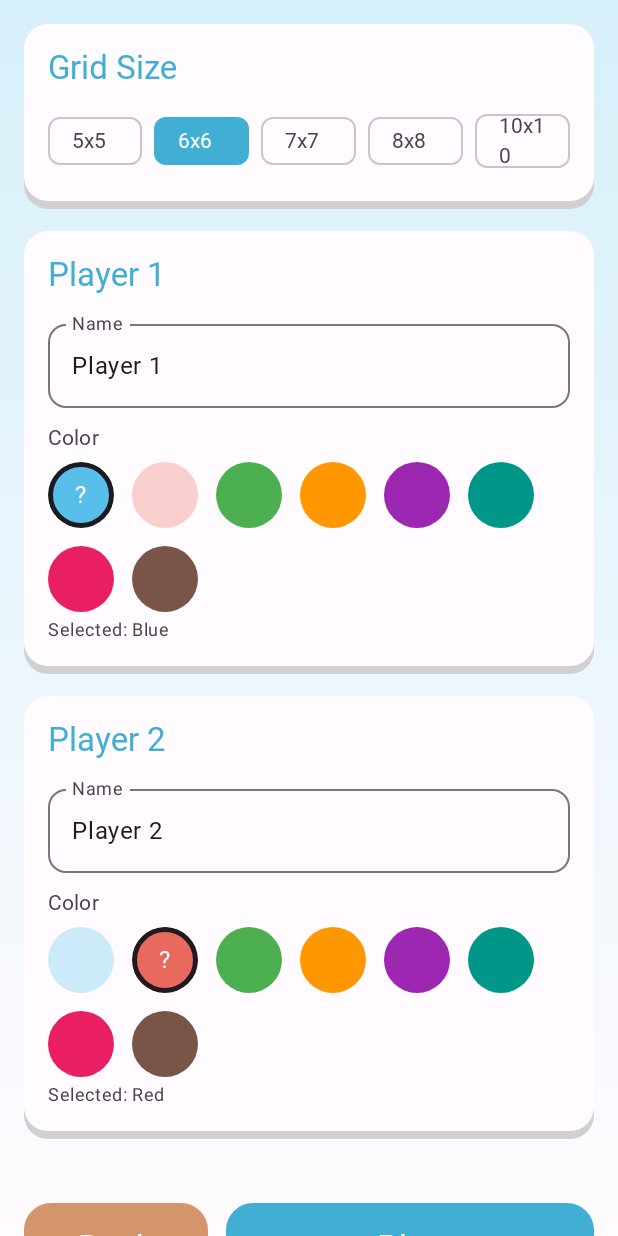
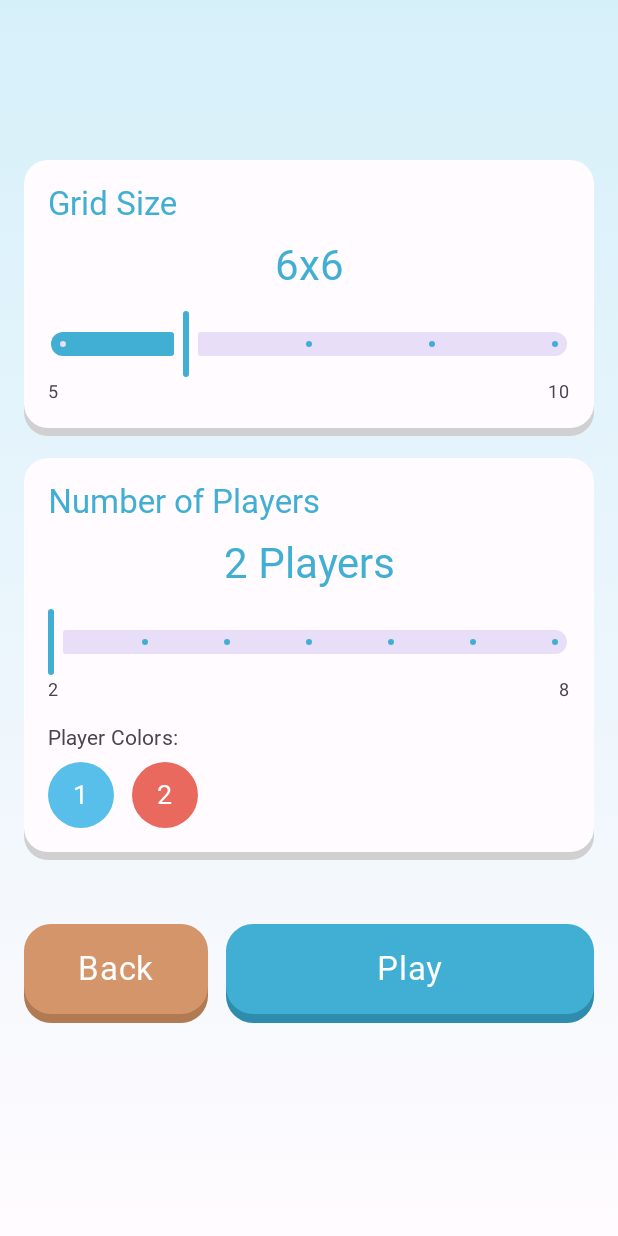
Before and after one commit to blueedgetechno/chainreaction, an Android app built with Jetpack Compose: the composable GameSetupScreen shown on its own in the app's theme, after a tap on "Play", on a phone screen of 412 x 824 dp. Run offline under Robolectric (Android 15) with nearby library versions, the phone set to English and light mode, and no system bars; Roboto replaces fonts that are not available here; 2 statements that could not run were skipped.

Commit message:
Update GameSetupScreen: sliders for grid size and player count, remove custom names
Co-authored-by: blueedgetechno <54899800+blueedgetechno@users.noreply.github.com>

```diff
--- a/app/src/main/java/com/blueedge/chainreaction/ui/screens/GameSetupScreen.kt
+++ b/app/src/main/java/com/blueedge/chainreaction/ui/screens/GameSetupScreen.kt
@@ -83,18 +83,8 @@ fun GameSetupScreen(
     onBack: () -> Unit
 ) {
     var localGridSize by remember { mutableIntStateOf(GameConfig.gridSize) }
-    var player1Name by remember { mutableStateOf(GameConfig.player1Name) }
-    var player1ColorIndex by remember { mutableIntStateOf(GameConfig.player1ColorIndex) }
-    var player2Name by remember { mutableStateOf(GameConfig.player2Name) }
-    var player2ColorIndex by remember { mutableIntStateOf(GameConfig.player2ColorIndex) }
+    var numPlayers by remember { mutableIntStateOf(2) }  // New: number of players (2-8)
     var botDifficulty by remember { mutableStateOf(GameConfig.botDifficulty) }
-
-    // Auto-adjust player 2 color if it conflicts with player 1
-    LaunchedEffect(player1ColorIndex) {
-        if (player2ColorIndex == player1ColorIndex) {
-            player2ColorIndex = (player1ColorIndex + 1) % PlayerColors.size
-        }
-    }
 
     Column(
         modifier = Modifier
@@ -113,63 +103,32 @@ fun GameSetupScreen(
         horizontalAlignment = Alignment.CenterHorizontally
     ) {
         if (gameMode == GameMode.LOCAL_MULTIPLAYER) {
-            // Grid Size Section
+            // Grid Size Section - now a slider
             SectionCard(title = "Grid Size") {
-                GridSizeSelector(
+                GridSizeSlider(
                     selectedSize = localGridSize,
                     onSizeSelected = { localGridSize = it }
                 )
             }
 
-            // Player 1 Section
-            SectionCard(title = "Player 1") {
-                OutlinedTextField(
-                    value = player1Name,
-                    onValueChange = { player1Name = it },
-                    label = { Text("Name") },
-                    modifier = Modifier.fillMaxWidth(),
-                    singleLine = true,
-                    shape = RoundedCornerShape(12.dp)
+            // Number of Players Section - slider with color preview
+            SectionCard(title = "Number of Players") {
+                PlayerCountSlider(
+                    numPlayers = numPlayers,
+                    onPlayersChanged = { numPlayers = it }
                 )
-                Spacer(modifier = Modifier.height(12.dp))
-                Text(
-                    text = "Color",
-                    style = MaterialTheme.typography.labelLarge,
-                    color = MaterialTheme.colorScheme.onSurfaceVariant
-                )
-                Spacer(modifier = Modifier.height(8.dp))
-                ColorPicker(
-                    selectedIndex = player1ColorIndex,
-                    disabledIndex = player2ColorIndex,
-                    onColorSelected = { player1ColorIndex = it }
+            }
+        } else {
+            // VS_BOT mode
+            // Grid Size Section - separate slider
+            SectionCard(title = "Grid Size") {
+                GridSizeSlider(
+                    selectedSize = localGridSize,
+                    onSizeSelected = { localGridSize = it }
                 )
             }
 
-            // Player 2 Section
-            SectionCard(title = "Player 2") {
-                OutlinedTextField(
-                    value = player2Name,
-                    onValueChange = { player2Name = it },
-                    label = { Text("Name") },
-                    modifier = Modifier.fillMaxWidth(),
-                    singleLine = true,
-                    shape = RoundedCornerShape(12.dp)
-                )
-                Spacer(modifier = Modifier.height(12.dp))
-                Text(
-                    text = "Color",
-                    style = MaterialTheme.typography.labelLarge,
-                    color = MaterialTheme.colorScheme.onSurfaceVariant
-                )
-                Spacer(modifier = Modifier.height(8.dp))
-                ColorPicker(
-                    selectedIndex = player2ColorIndex,
-                    disabledIndex = player1ColorIndex,
-                    onColorSelected = { player2ColorIndex = it }
-                )
-            }
-        } else {
-            // VS_BOT mode - only show difficulty slider
+            // Difficulty slider
             SectionCard(title = "Difficulty", difficulty = botDifficulty) {
                 DifficultySlider(
                     selected = botDifficulty,
@@ -197,23 +156,20 @@ fun GameSetupScreen(
                 onClick = {
                     GameConfig.apply {
                         this.gameMode = gameMode
+                        this.gridSize = localGridSize
                         if (gameMode == GameMode.VS_BOT) {
-                            this.gridSize = when (botDifficulty) {
-                                BotDifficulty.EASY -> 5
-                                BotDifficulty.MEDIUM -> 7
-                                BotDifficulty.HARD -> 10
-                            }
                             this.player1Name = "Player 1"
                             this.player1ColorIndex = 0  // Blue
                             this.player2Name = "Bot"
                             this.player2ColorIndex = 1  // Red
                             this.botDifficulty = botDifficulty
                         } else {
-                            this.gridSize = localGridSize
-                            this.player1Name = player1Name.ifBlank { "Player 1" }
-                            this.player1ColorIndex = player1ColorIndex
-                            this.player2Name = player2Name.ifBlank { "Player 2" }
-                            this.player2ColorIndex = player2ColorIndex
+                            // Fixed player names and colors in order
+                            this.player1Name = "Player 1"
+                            this.player1ColorIndex = 0
+                            this.player2Name = "Player 2"
+                            this.player2ColorIndex = 1
+                            // Store numPlayers for future multi-player support
                         }
                     }
                     onStartGame()
@@ -304,6 +260,150 @@ private fun SectionCard(
 }
 
 @Composable
+private fun GridSizeSlider(
+    selectedSize: Int,
+    onSizeSelected: (Int) -> Unit
+) {
+    var sliderValue by remember { mutableFloatStateOf(selectedSize.toFloat()) }
+
+    LaunchedEffect(selectedSize) {
+        sliderValue = selectedSize.toFloat()
+    }
+
+    Column {
+        Text(
+            text = "${selectedSize}x${selectedSize}",
+            style = MaterialTheme.typography.headlineMedium,
+            fontWeight = FontWeight.Bold,
+            color = MaterialTheme.colorScheme.primary,
+            modifier = Modifier.fillMaxWidth(),
+            textAlign = TextAlign.Center
+        )
+        Spacer(modifier = Modifier.height(12.dp))
+
+        Slider(
+            value = sliderValue,
+            onValueChange = { sliderValue = it },
+            onValueChangeFinished = {
+                val newSize = sliderValue.roundToInt()
+                onSizeSelected(newSize)
+            },
+            valueRange = Constants.GRID_SIZES.first().toFloat()..Constants.GRID_SIZES.last().toFloat(),
+            steps = Constants.GRID_SIZES.size - 2,
+            colors = SliderDefaults.colors(
+                thumbColor = MaterialTheme.colorScheme.primary,
+                activeTrackColor = MaterialTheme.colorScheme.primary
+            ),
+            modifier = Modifier.fillMaxWidth()
+        )
+
+        Row(
+            modifier = Modifier.fillMaxWidth(),
+            horizontalArrangement = Arrangement.SpaceBetween
+        ) {
+            Text(
+                text = "${Constants.GRID_SIZES.first()}",
+                style = MaterialTheme.typography.bodySmall,
+                color = MaterialTheme.colorScheme.onSurfaceVariant
+            )
+            Text(
+                text = "${Constants.GRID_SIZES.last()}",
+                style = MaterialTheme.typography.bodySmall,
+                color = MaterialTheme.colorScheme.onSurfaceVariant
+            )
+        }
+    }
+}
+
+@OptIn(ExperimentalLayoutApi::class)
+@Composable
+private fun PlayerCountSlider(
+    numPlayers: Int,
+    onPlayersChanged: (Int) -> Unit
+) {
+    var sliderValue by remember { mutableFloatStateOf(numPlayers.toFloat()) }
+
+    LaunchedEffect(numPlayers) {
+        sliderValue = numPlayers.toFloat()
+    }
+
+    Column {
+        Text(
+            text = "$numPlayers Players",
+            style = MaterialTheme.typography.headlineMedium,
+            fontWeight = FontWeight.Bold,
+            color = MaterialTheme.colorScheme.primary,
+            modifier = Modifier.fillMaxWidth(),
+            textAlign = TextAlign.Center
+        )
+        Spacer(modifier = Modifier.height(12.dp))
+
+        Slider(
+            value = sliderValue,
+            onValueChange = { sliderValue = it },
+            onValueChangeFinished = {
+                val newCount = sliderValue.roundToInt()
+                onPlayersChanged(newCount)
+            },
+            valueRange = 2f..8f,
+            steps = 5,  // 2, 3, 4, 5, 6, 7, 8
+            colors = SliderDefaults.colors(
+                thumbColor = MaterialTheme.colorScheme.primary,
+                activeTrackColor = MaterialTheme.colorScheme.primary
+            ),
+            modifier = Modifier.fillMaxWidth()
+        )
+
+        Row(
+            modifier = Modifier.fillMaxWidth(),
+            horizontalArrangement = Arrangement.SpaceBetween
+        ) {
+            Text(
+                text = "2",
+                style = MaterialTheme.typography.bodySmall,
+                color = MaterialTheme.colorScheme.onSurfaceVariant
+            )
+            Text(
+                text = "8",
+                style = MaterialTheme.typography.bodySmall,
+                color = MaterialTheme.colorScheme.onSurfaceVariant
+            )
+        }
+
+        Spacer(modifier = Modifier.height(16.dp))
+
+        // Color preview
+        Text(
+            text = "Player Colors:",
+            style = MaterialTheme.typography.labelLarge,
+            color = MaterialTheme.colorScheme.onSurfaceVariant
+        )
+        Spacer(modifier = Modifier.height(8.dp))
+        FlowRow(
+            horizontalArrangement = Arrangement.spacedBy(12.dp),
+            verticalArrangement = Arrangement.spacedBy(12.dp)
+        ) {
+            for (i in 0 until numPlayers) {
+                Box(
+                    modifier = Modifier
+                        .size(44.dp)
+                        .clip(CircleShape)
+                        .background(PlayerColors[i % PlayerColors.size]),
+                    contentAlignment = Alignment.Center
+                ) {
+                    Text(
+                        text = "${i + 1}",
+                        color = Color.White,
+                        fontWeight = FontWeight.Bold,
+                        fontSize = 18.sp
+                    )
+                }
+            }
+        }
+    }
+}
+
+@Composable
 private fun GridSizeSelector(
     selectedSize: Int,
     onSizeSelected: (Int) -> Unit
@@ -333,55 +433,6 @@ private fun GridSizeSelector(
 }
 
 @OptIn(ExperimentalLayoutApi::class)
-@Composable
-private fun ColorPicker(
-    selectedIndex: Int,
-    disabledIndex: Int,
-    onColorSelected: (Int) -> Unit
-) {
-    FlowRow(
-        horizontalArrangement = Arrangement.spacedBy(12.dp),
-        verticalArrangement = Arrangement.spacedBy(12.dp)
-    ) {
-        PlayerColors.forEachIndexed { index, color ->
-            val isSelected = index == selectedIndex
-            val isDisabled = index == disabledIndex
-
-            Box(
-                modifier = Modifier
-                    .size(44.dp)
-                    .clip(CircleShape)
-                    .background(
-                        if (isDisabled) color.copy(alpha = 0.3f) else color
-                    )
-                    .then(
-                        if (isSelected) Modifier.border(3.dp, MaterialTheme.colorScheme.onSurface, CircleShape)
-                        else Modifier
-                    )
-                    .clickable(enabled = !isDisabled) { onColorSelected(index) },
-                contentAlignment = Alignment.Center
-            ) {
-                if (isSelected) {
-                    Text(
-                        text = "?",
-                        color = Color.White,
-                        fontWeight = FontWeight.Bold
-                    )
-                }
-            }
-        }
-    }
-
-    if (selectedIndex in PlayerColorNames.indices) {
-        Spacer(modifier = Modifier.height(4.dp))
-        Text(
-            text = "Selected: ${PlayerColorNames[selectedIndex]}",
-            style = MaterialTheme.typography.bodySmall,
-            color = MaterialTheme.colorScheme.onSurfaceVariant
-        )
-    }
-}
-
 @Composable
 private fun DifficultySlider(
     selected: BotDifficulty,
```
